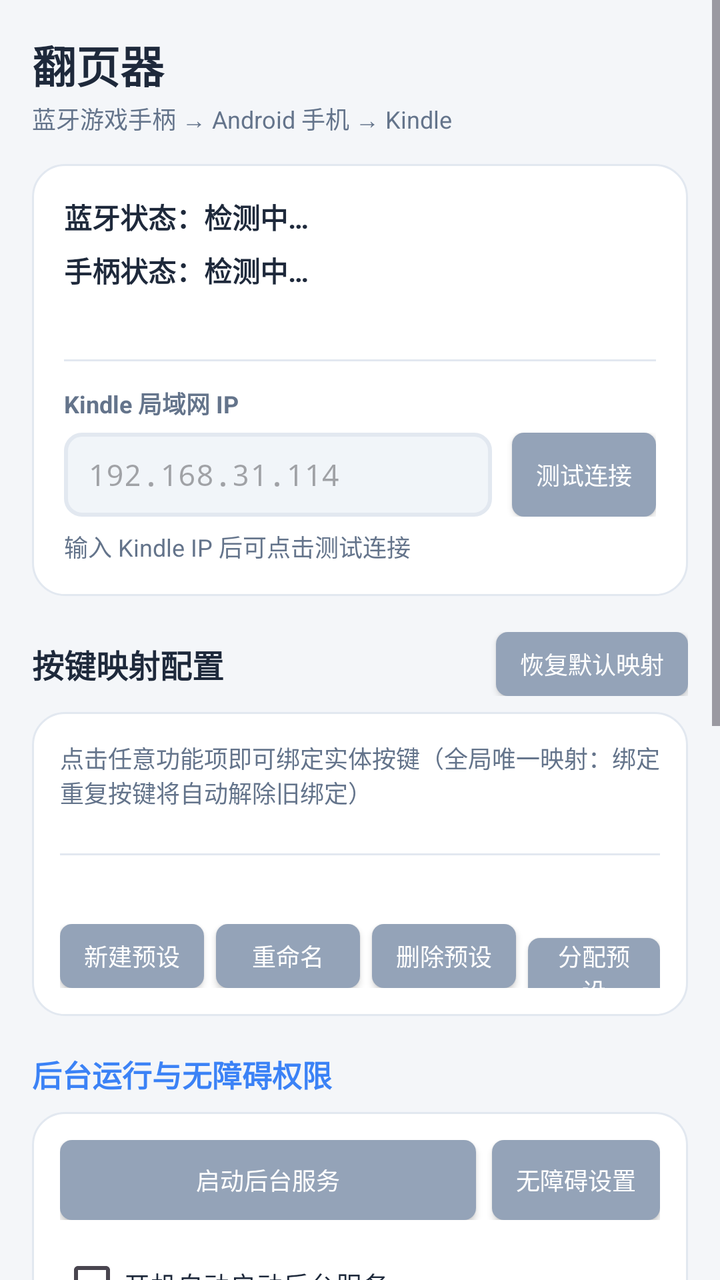
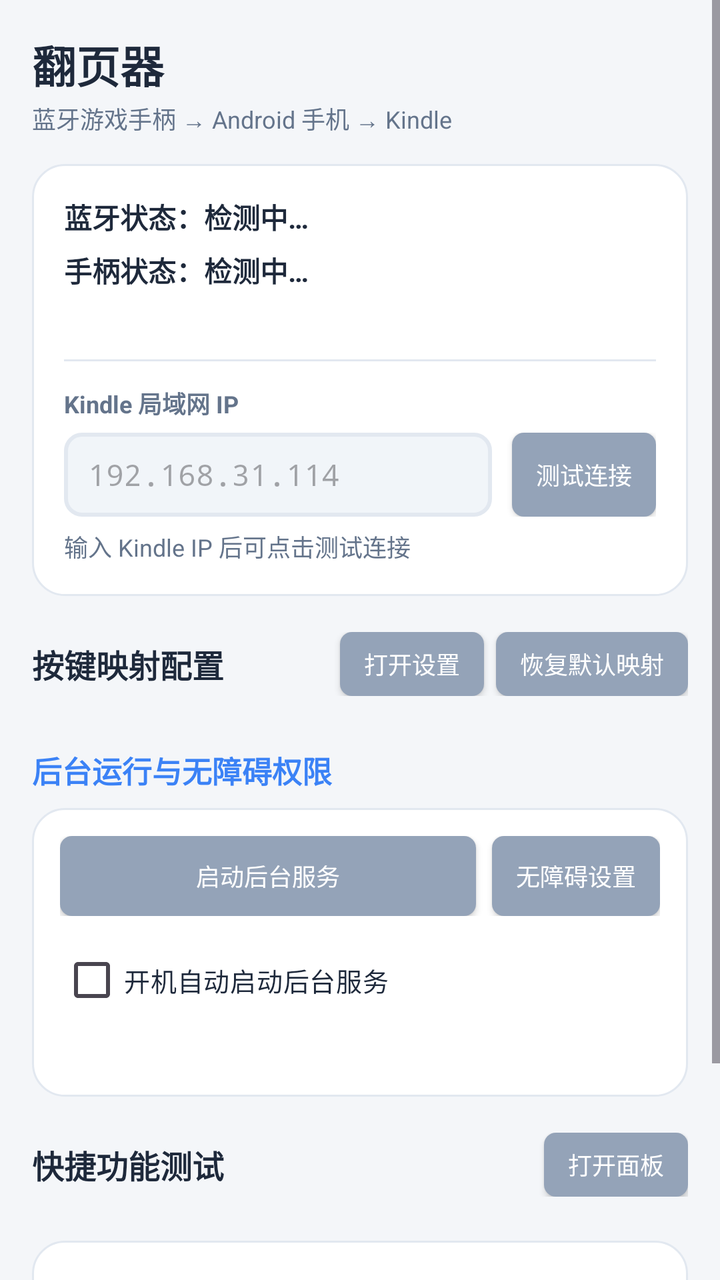

Two renders of the same Android screen: before a commit and after it. Below are the layout's source before the change and the commit's diff.
<!-- AndroidManifest.xml: application theme Theme.KOReaderCtrl -->
<!-- res/layout/activity_main.xml -->
<?xml version="1.0" encoding="utf-8"?>
<ScrollView xmlns:android="http://schemas.android.com/apk/res/android"
    android:layout_width="match_parent"
    android:layout_height="match_parent"
    android:background="@color/bg"
    android:fillViewport="true">

    <LinearLayout
        android:layout_width="match_parent"
        android:layout_height="wrap_content"
        android:orientation="vertical"
        android:padding="16dp">

        <TextView
            android:layout_width="match_parent"
            android:layout_height="wrap_content"
            android:text="@string/app_name"
            android:textColor="@color/text_main"
            android:textSize="22sp"
            android:textStyle="bold" />

        <TextView
            android:layout_width="match_parent"
            android:layout_height="wrap_content"
            android:layout_marginTop="2dp"
            android:layout_marginBottom="14dp"
            android:text="蓝牙游戏手柄 → Android 手机 → Kindle"
            android:textColor="@color/text_sub"
            android:textSize="12sp" />

        <LinearLayout
            android:layout_width="match_parent"
            android:layout_height="wrap_content"
            android:background="@drawable/bg_panel"
            android:orientation="vertical"
            android:padding="16dp">

            <TextView
                android:id="@+id/txtBtStatus"
                android:layout_width="match_parent"
                android:layout_height="wrap_content"
                android:text="蓝牙状态：检测中…"
                android:textColor="@color/text_main"
                android:textSize="14sp"
                android:textStyle="bold" />

            <TextView
                android:id="@+id/txtDevice"
                android:layout_width="match_parent"
                android:layout_height="wrap_content"
                android:layout_marginTop="6dp"
                android:text="手柄状态：检测中…"
                android:textColor="@color/text_main"
                android:textSize="14sp"
                android:textStyle="bold" />

            <TextView
                android:id="@+id/txtMode"
                android:layout_width="match_parent"
                android:layout_height="wrap_content"
                android:layout_marginTop="6dp"
                android:textColor="@color/text_sub"
                android:textSize="12sp" />

            <View
                android:layout_width="match_parent"
                android:layout_height="1dp"
                android:layout_marginTop="12dp"
                android:layout_marginBottom="12dp"
                android:background="@color/divider" />

            <TextView
                android:layout_width="match_parent"
                android:layout_height="wrap_content"
                android:layout_marginBottom="6dp"
                android:text="@string/label_ip"
                android:textColor="@color/text_sub"
                android:textSize="12sp"
                android:textStyle="bold" />

            <LinearLayout
                android:layout_width="match_parent"
                android:layout_height="wrap_content"
                android:gravity="center_vertical"
                android:orientation="horizontal">

                <EditText
                    android:id="@+id/inputIp"
                    android:layout_width="0dp"
                    android:layout_height="42dp"
                    android:layout_weight="1"
                    android:background="@drawable/bg_input"
                    android:fontFamily="monospace"
                    android:hint="192.168.31.114"
                    android:importantForAutofill="no"
                    android:inputType="text"
                    android:paddingStart="12dp"
                    android:paddingEnd="12dp"
                    android:textSize="15sp" />

                <Button
                    android:id="@+id/btnTest"
                    style="@style/ChipButton"
                    android:layout_width="wrap_content"
                    android:layout_height="42dp"
                    android:layout_marginStart="10dp"
                    android:text="@string/btn_test" />
            </LinearLayout>

            <TextView
                android:id="@+id/txtIpStatus"
                android:layout_width="match_parent"
                android:layout_height="wrap_content"
                android:layout_marginTop="6dp"
                android:text="输入 Kindle IP 后可点击测试连接"
                android:textColor="@color/text_sub"
                android:textSize="12sp" />
        </LinearLayout>

        <LinearLayout
            android:layout_width="match_parent"
            android:layout_height="wrap_content"
            android:layout_marginTop="18dp"
            android:layout_marginBottom="8dp"
            android:gravity="center_vertical"
            android:orientation="horizontal">

            <TextView
                android:layout_width="0dp"
                android:layout_height="wrap_content"
                android:layout_weight="1"
                android:text="按键映射配置"
                android:textColor="@color/text_main"
                android:textSize="16sp"
                android:textStyle="bold" />

            <Button
                android:id="@+id/btnResetDefault"
                style="@style/ChipButton"
                android:layout_width="wrap_content"
                android:layout_height="32dp"
                android:text="@string/btn_reset_default" />
        </LinearLayout>

        <LinearLayout
            android:id="@+id/captureBanner"
            android:layout_width="match_parent"
            android:layout_height="wrap_content"
            android:layout_marginBottom="10dp"
            android:background="@drawable/bg_chip_active"
            android:gravity="center_vertical"
            android:orientation="horizontal"
            android:padding="12dp"
            android:visibility="gone">

            <TextView
                android:id="@+id/txtCapturePrompt"
                android:layout_width="0dp"
                android:layout_height="wrap_content"
                android:layout_weight="1"
                android:text="请按下游戏手柄上的按键…"
                android:textColor="@color/panel"
                android:textSize="14sp"
                android:textStyle="bold" />

            <Button
                android:id="@+id/btnCancelCapture"
                style="@style/ChipButton"
                android:layout_width="wrap_content"
                android:layout_height="30dp"
                android:text="@string/cancel" />
        </LinearLayout>

        <LinearLayout
            android:layout_width="match_parent"
            android:layout_height="wrap_content"
            android:background="@drawable/bg_panel"
            android:orientation="vertical"
            android:padding="14dp">

            <TextView
                android:layout_width="match_parent"
                android:layout_height="wrap_content"
                android:text="点击任意功能项即可绑定实体按键（全局唯一映射：绑定重复按键将自动解除旧绑定）"
                android:textColor="@color/text_sub"
                android:textSize="12sp" />

            <LinearLayout
                android:id="@+id/mapContainer"
                android:layout_width="match_parent"
                android:layout_height="wrap_content"
                android:layout_marginTop="10dp"
                android:orientation="vertical" />

            <View
                android:layout_width="match_parent"
                android:layout_height="1dp"
                android:layout_marginTop="12dp"
                android:layout_marginBottom="10dp"
                android:background="@color/divider" />

            <TextView
                android:id="@+id/txtPreset"
                android:layout_width="match_parent"
                android:layout_height="wrap_content"
                android:textColor="@color/text_sub"
                android:textSize="12sp" />

            <LinearLayout
                android:layout_width="match_parent"
                android:layout_height="wrap_content"
                android:layout_marginTop="8dp"
                android:orientation="horizontal">

                <Button
                    android:id="@+id/btnNewPreset"
                    style="@style/ChipButton"
                    android:layout_width="wrap_content"
                    android:layout_height="32dp"
                    android:text="@string/btn_new_preset" />

                <Button
                    android:id="@+id/btnRenamePreset"
                    style="@style/ChipButton"
                    android:layout_width="wrap_content"
                    android:layout_height="32dp"
                    android:layout_marginStart="6dp"
                    android:text="@string/btn_rename_preset" />

                <Button
                    android:id="@+id/btnDeletePreset"
                    style="@style/ChipButton"
                    android:layout_width="wrap_content"
                    android:layout_height="32dp"
                    android:layout_marginStart="6dp"
                    android:text="@string/btn_delete_preset" />

                <Button
                    android:id="@+id/btnAssignPreset"
                    style="@style/ChipButton"
                    android:layout_width="wrap_content"
                    android:layout_height="32dp"
                    android:layout_marginStart="6dp"
                    android:text="@string/btn_assign" />
            </LinearLayout>
        </LinearLayout>

        <TextView
            style="@style/SectionTitle"
            android:layout_width="match_parent"
            android:layout_height="wrap_content"
            android:text="@string/label_service" />

        <LinearLayout
            android:layout_width="match_parent"
            android:layout_height="wrap_content"
            android:background="@drawable/bg_panel"
            android:orientation="vertical"
            android:padding="14dp">

            <LinearLayout
                android:layout_width="match_parent"
                android:layout_height="wrap_content"
                android:orientation="horizontal">

                <Button
                    android:id="@+id/btnService"
                    style="@style/ChipButton"
                    android:layout_width="0dp"
                    android:layout_height="40dp"
                    android:layout_weight="1"
                    android:text="@string/btn_start_service" />

                <Button
                    android:id="@+id/btnPerm"
                    style="@style/ChipButton"
                    android:layout_width="wrap_content"
                    android:layout_height="40dp"
                    android:layout_marginStart="8dp"
                    android:text="@string/btn_perm" />
            </LinearLayout>

            <CheckBox
                android:id="@+id/chkAutoStart"
                android:layout_width="match_parent"
                android:layout_height="wrap_content"
                android:layout_marginTop="8dp"
                android:text="开机自动启动后台服务"
                android:textColor="@color/text_main"
                android:textSize="13sp" />

            <TextView
                android:id="@+id/txtPermStatus"
                android:layout_width="match_parent"
                android:layout_height="wrap_content"
                android:layout_marginTop="4dp"
                android:textColor="@color/text_sub"
                android:textSize="12sp" />
        </LinearLayout>

        <TextView
            style="@style/SectionTitle"
            android:layout_width="match_parent"
            android:layout_height="wrap_content"
            android:text="功能指令快捷触发（点击直接测试向 Kindle 发送）" />

        <LinearLayout
            android:layout_width="match_parent"
            android:layout_height="wrap_content"
            android:background="@drawable/bg_panel"
            android:orientation="vertical"
            android:padding="10dp">

            <LinearLayout
                android:layout_width="match_parent"
                android:layout_height="wrap_content"
                android:orientation="horizontal">

                <Button
                    android:id="@+id/btnPrev"
                    style="@style/ActionButton"
                    android:layout_height="44dp"
                    android:text="@string/btn_prev" />

                <Button
                    android:id="@+id/btnNext"
                    style="@style/ActionButton"
                    android:layout_height="44dp"
                    android:text="@string/btn_next" />

                <Button
                    android:id="@+id/btnBack"
                    style="@style/ActionButton"
                    android:layout_height="44dp"
                    android:text="@string/btn_back" />

                <Button
                    android:id="@+id/btnConfirm"
                    style="@style/ActionButton"
                    android:layout_height="44dp"
                    android:text="@string/btn_confirm" />
            </LinearLayout>

            <LinearLayout
                android:layout_width="match_parent"
                android:layout_height="wrap_content"
                android:orientation="horizontal">

                <Button
                    android:id="@+id/btnFlInc"
                    style="@style/ActionButton"
                    android:layout_height="44dp"
                    android:text="@string/btn_fl_inc" />

                <Button
                    android:id="@+id/btnFlDec"
                    style="@style/ActionButton"
                    android:layout_height="44dp"
                    android:text="@string/btn_fl_dec" />

                <Button
                    android:id="@+id/btnRefresh"
                    style="@style/ActionButton"
                    android:layout_height="44dp"
                    android:text="@string/btn_refresh" />
            </LinearLayout>

            <LinearLayout
                android:layout_width="match_parent"
                android:layout_height="wrap_content"
                android:orientation="horizontal">

                <Button
                    android:id="@+id/btnNight"
                    style="@style/ActionButton"
                    android:layout_height="44dp"
                    android:text="@string/btn_night" />

                <Button
                    android:id="@+id/btnScreenshot"
                    style="@style/ActionButton"
                    android:layout_height="44dp"
                    android:text="@string/btn_screenshot" />

                <Button
                    android:id="@+id/btnGames"
                    style="@style/ActionButton"
                    android:layout_height="44dp"
                    android:text="@string/btn_games" />
            </LinearLayout>

            <TextView
                android:id="@+id/txtGamesNote"
                android:layout_width="match_parent"
                android:layout_height="wrap_content"
                android:layout_marginTop="4dp"
                android:textColor="@color/text_sub"
                android:textSize="11sp" />
        </LinearLayout>

        <LinearLayout
            android:id="@+id/statusLog"
            android:layout_width="match_parent"
            android:layout_height="110dp"
            android:layout_marginTop="14dp"
            android:layout_marginBottom="24dp"
            android:background="@drawable/bg_panel"
            android:orientation="vertical"
            android:padding="12dp" />
    </LinearLayout>
</ScrollView>
<!-- resources referenced by this layout -->
<resources>
  <color name="bg">#F4F6F9</color>
  <color name="divider">#E2E8F0</color>
  <color name="panel">#FFFFFF</color>
  <color name="text_main">#1E293B</color>
  <color name="text_sub">#64748B</color>
  <!-- drawable bg_chip_active (drawable) -->
  <?xml version="1.0" encoding="utf-8"?>
  <shape xmlns:android="http://schemas.android.com/apk/res/android"
      android:shape="rectangle">
      <solid android:color="@color/chip_active" />
      <corners android:radius="6dp" />
  </shape>
  <!-- drawable bg_input (drawable) -->
  <?xml version="1.0" encoding="utf-8"?>
  <shape xmlns:android="http://schemas.android.com/apk/res/android"
      android:shape="rectangle">
      <solid android:color="@color/btn_bg" />
      <corners android:radius="8dp" />
      <stroke android:width="2dp" android:color="@color/divider" />
  </shape>
  <!-- drawable bg_panel (drawable) -->
  <?xml version="1.0" encoding="utf-8"?>
  <shape xmlns:android="http://schemas.android.com/apk/res/android"
      android:shape="rectangle">
      <solid android:color="@color/panel" />
      <corners android:radius="16dp" />
      <stroke android:width="1dp" android:color="@color/divider" />
  </shape>
  <string name="app_name">翻页器</string>
  <string name="btn_assign">分配预设</string>
  <string name="btn_back">返回</string>
  <string name="btn_confirm">确认</string>
  <string name="btn_delete_preset">删除预设</string>
  <string name="btn_fl_dec">亮度减少</string>
  <string name="btn_fl_inc">亮度增加</string>
  <string name="btn_games">游戏大厅</string>
  <string name="btn_new_preset">新建预设</string>
  <string name="btn_next">下一页</string>
  <string name="btn_night">日夜模式切换</string>
  <string name="btn_perm">无障碍设置</string>
  <string name="btn_prev">上一页</string>
  <string name="btn_refresh">全屏刷新</string>
  <string name="btn_rename_preset">重命名</string>
  <string name="btn_reset_default">恢复默认映射</string>
  <string name="btn_screenshot">截屏</string>
  <string name="btn_start_service">启动后台服务</string>
  <string name="btn_test">测试连接</string>
  <string name="cancel">取消</string>
  <string name="label_ip">Kindle 局域网 IP</string>
  <string name="label_service">后台运行与无障碍权限</string>
  <style name="ActionButton">
          <item name="android:layout_width">0dp</item>
          <item name="android:layout_height">52dp</item>
          <item name="android:layout_weight">1</item>
          <item name="android:layout_margin">4dp</item>
          <item name="android:background">@drawable/bg_action</item>
          <item name="android:textColor">@color/panel</item>
          <item name="android:textSize">14sp</item>
          <item name="android:textStyle">bold</item>
          <item name="android:gravity">center</item>
          <item name="android:elevation">2dp</item>
      </style>
  <style name="SectionTitle">
          <item name="android:textSize">15sp</item>
          <item name="android:textStyle">bold</item>
          <item name="android:textColor">@color/accent</item>
          <item name="android:layout_marginTop">18dp</item>
          <item name="android:layout_marginBottom">8dp</item>
      </style>
  <color name="chip_active">#2563EB</color>
  <color name="btn_bg">#F1F5F9</color>
  <!-- drawable bg_action (drawable) -->
  <?xml version="1.0" encoding="utf-8"?>
  <shape xmlns:android="http://schemas.android.com/apk/res/android"
      android:shape="rectangle">
      <solid android:color="@color/accent" />
      <corners android:radius="8dp" />
  </shape>
  <!-- drawable bg_chip (drawable) -->
  <?xml version="1.0" encoding="utf-8"?>
  <shape xmlns:android="http://schemas.android.com/apk/res/android"
      android:shape="rectangle">
      <solid android:color="@color/chip" />
      <corners android:radius="6dp" />
  </shape>
  <color name="accent">#3B82F6</color>
  <color name="accent_press">#2563EB</color>
  <color name="chip">#94A3B8</color>
  <!-- unchanged entries left out for length: 2 -->
</resources>

<!-- the commit's change to res/layout/activity_main.xml (unified diff, before → after) -->
@@ -135,6 +135,14 @@
                 android:textStyle="bold" />
 
             <Button
+                android:id="@+id/btnOpenMapping"
+                style="@style/ChipButton"
+                android:layout_width="wrap_content"
+                android:layout_height="32dp"
+                android:layout_marginEnd="6dp"
+                android:text="打开设置" />
+
+            <Button
                 android:id="@+id/btnResetDefault"
                 style="@style/ChipButton"
                 android:layout_width="wrap_content"
@@ -172,11 +180,13 @@
         </LinearLayout>
 
         <LinearLayout
+            android:id="@+id/mappingPanel"
             android:layout_width="match_parent"
             android:layout_height="wrap_content"
             android:background="@drawable/bg_panel"
             android:orientation="vertical"
-            android:padding="14dp">
+            android:padding="14dp"
+            android:visibility="gone">
 
             <TextView
                 android:layout_width="match_parent"
@@ -298,18 +308,37 @@
                 android:textSize="12sp" />
         </LinearLayout>
 
-        <TextView
-            style="@style/SectionTitle"
-            android:layout_width="match_parent"
-            android:layout_height="wrap_content"
-            android:text="功能指令快捷触发（点击直接测试向 Kindle 发送）" />
-
-        <LinearLayout
+        <LinearLayout
+            android:layout_width="match_parent"
+            android:layout_height="wrap_content"
+            android:layout_marginTop="18dp"
+            android:layout_marginBottom="8dp"
+            android:gravity="center_vertical"
+            android:orientation="horizontal">
+            <TextView
+                android:layout_width="0dp"
+                android:layout_height="wrap_content"
+                android:layout_weight="1"
+                android:text="快捷功能测试"
+                android:textColor="@color/text_main"
+                android:textSize="16sp"
+                android:textStyle="bold" />
+            <Button
+                android:id="@+id/btnOpenQuickActions"
+                style="@style/ChipButton"
+                android:layout_width="wrap_content"
+                android:layout_height="32dp"
+                android:text="打开面板" />
+        </LinearLayout>
+
+        <LinearLayout
+            android:id="@+id/quickActionsPanel"
             android:layout_width="match_parent"
             android:layout_height="wrap_content"
             android:background="@drawable/bg_panel"
             android:orientation="vertical"
-            android:padding="10dp">
+            android:padding="10dp"
+            android:visibility="gone">
 
             <LinearLayout
                 android:layout_width="match_parent"
<!-- resource entries referenced after the edit -->
@@ -57,9 +57,13 @@
           <item name="android:layout_margin">4dp</item>
           <item name="android:background">@drawable/bg_action</item>
           <item name="android:textColor">@color/panel</item>
-          <item name="android:textSize">14sp</item>
+          <item name="android:textSize">12sp</item>
           <item name="android:textStyle">bold</item>
           <item name="android:gravity">center</item>
+          <item name="android:maxLines">2</item>
+          <item name="android:ellipsize">none</item>
+          <item name="android:paddingLeft">4dp</item>
+          <item name="android:paddingRight">4dp</item>
           <item name="android:elevation">2dp</item>
       </style>
   <style name="SectionTitle">
